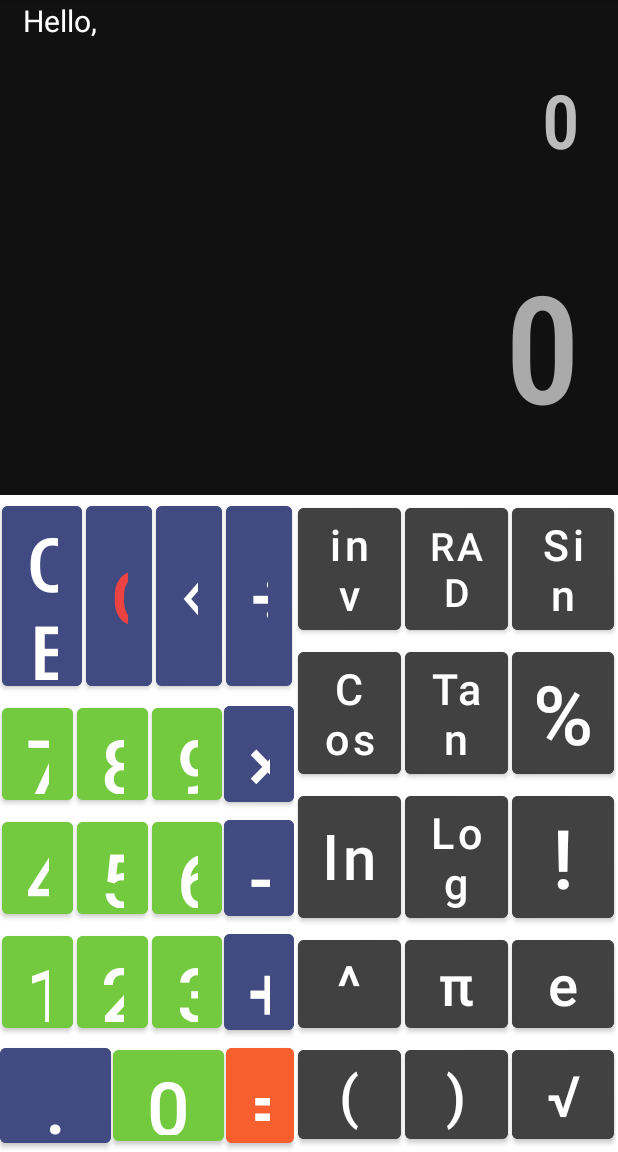
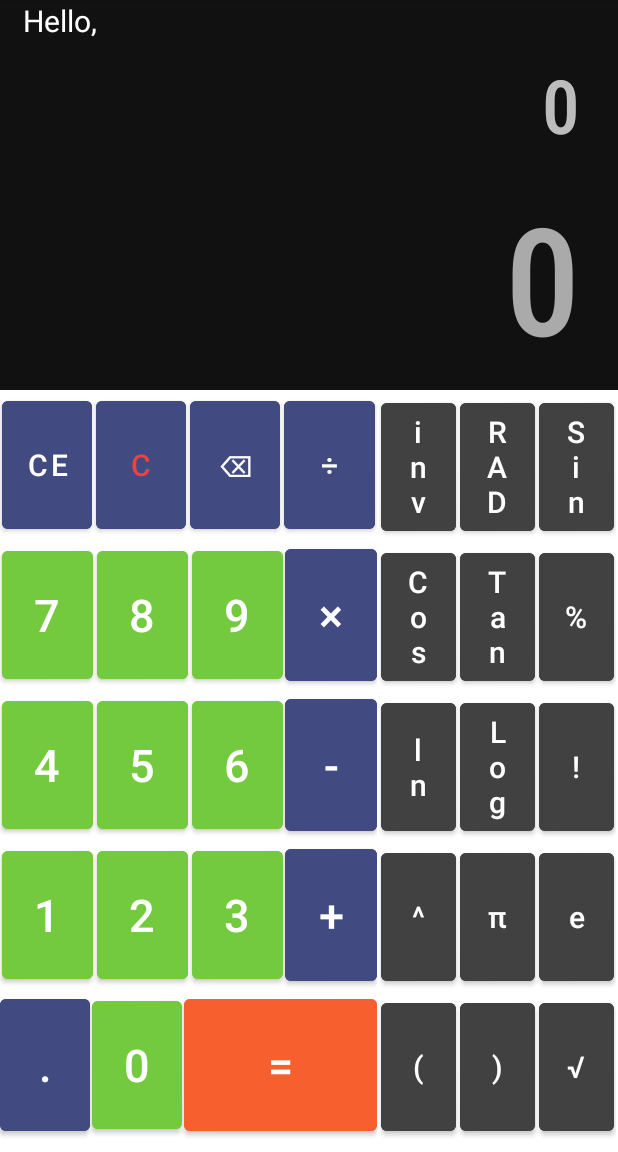
Before and after one commit to Inquisitor-16/MyCalc, an Android app: the CalculatorActivity screen opened directly, with no data from a screen before it, on a phone screen of 412 x 824 dp, the part 84-1236 px from its top. Run offline under Robolectric (Android 15) with nearby library versions, the phone set to English and light mode, and no system bars.

Commit message:
Minor changes in UI

```diff
--- a/app/src/main/res/layout/calculator.xml
+++ b/app/src/main/res/layout/calculator.xml
@@ -31,9 +31,9 @@
     <TextView
         android:id="@+id/input"
         android:layout_width="match_parent"
-        android:layout_height="100dp"
+        android:layout_height="80dp"
         android:background="#111111"
-        android:text = ""
+        android:text = "A"
         android:textSize="50sp"
         android:textColor="#DADADADA"
         android:gravity="center_vertical"
@@ -45,7 +45,7 @@
     <TextView
         android:id="@+id/output"
         android:layout_width="match_parent"
-        android:layout_height="200dp"
+        android:layout_height="150dp"
         android:background="#111111"
         android:textSize="100sp"
         android:textColor="#AAAAAA"
@@ -58,211 +58,209 @@
 
     <LinearLayout
         android:layout_width="match_parent"
-        android:layout_height="match_parent"
+        android:layout_height="500dp"
         android:orientation="horizontal">
 
         <LinearLayout
-            android:layout_width="wrap_content"
-            android:layout_height="match_parent"
+            android:layout_width="240dp"
+            android:layout_height="500dp"
             android:layout_weight="3"
             android:background="#ffffff"
             android:orientation="vertical">
             <LinearLayout
                 android:layout_width="match_parent"
-                android:layout_height="wrap_content"
+                android:layout_height="100dp"
                 android:layout_weight="1"
                 android:orientation="horizontal">
                 <Button
                     android:id="@+id/CE"
                     android:layout_weight="1"
-                    android:layout_width="wrap_content"
+                    android:layout_width="60dp"
                     android:layout_height="match_parent"
                     android:layout_margin="1dp"
                     android:text="CE"
-                    android:textSize="50sp"
+                    android:textSize="20sp"
                     android:backgroundTint="#414A81"/>
                 <Button
                     android:id="@+id/C"
                     android:layout_weight="1"
-                    android:layout_width="wrap_content"
+                    android:layout_width="60dp"
                     android:layout_height="match_parent"
                     android:layout_margin="1dp"
                     android:text="C"
-                    android:textSize="50sp"
+                    android:textSize="20sp"
                     android:textColor="#ED4242"
                     android:backgroundTint="#414A81"/>
                 <Button
                     android:id="@+id/clear"
                     android:layout_weight="1"
-                    android:layout_width="wrap_content"
+                    android:layout_width="60dp"
                     android:layout_height="match_parent"
                     android:layout_margin="1dp"
                     android:text="⌫"
-                    android:textSize="50sp"
+                    android:textSize="20sp"
                     android:backgroundTint="#414A81"/>
                 <Button
                     android:id="@+id/divide"
                     android:layout_weight="1"
-                    android:layout_width="wrap_content"
+                    android:layout_width="60dp"
                     android:layout_height="match_parent"
                     android:layout_margin="1dp"
                     android:text="÷"
-                    android:textSize="50sp"
+                    android:textSize="20sp"
                     android:backgroundTint="#414A81"/>
 
             </LinearLayout>
             <LinearLayout
                 android:layout_width="match_parent"
-                android:layout_height="wrap_content"
+                android:layout_height="100dp"
                 android:layout_weight="1"
                 android:orientation="horizontal">
                 <Button
                     android:id="@+id/btn7"
                     android:layout_weight="1"
-                    android:layout_width="wrap_content"
+                    android:layout_width="60dp"
                     android:layout_height="match_parent"
                     android:layout_margin="1dp"
                     android:text="7"
-                    android:textSize="50sp"
+                    android:textSize="30sp"
                     android:backgroundTint="#74CA3E"/>
                 <Button
                     android:id="@+id/btn8"
                     android:layout_weight="1"
-                    android:layout_width="wrap_content"
+                    android:layout_width="60dp"
                     android:layout_height="match_parent"
                     android:layout_margin="1dp"
                     android:text="8"
-                    android:textSize="50sp"
+                    android:textSize="30sp"
                     android:backgroundTint="#74CA3E"/>
                 <Button
                     android:id="@+id/btn9"
                     android:layout_weight="1"
-                    android:layout_width="wrap_content"
+                    android:layout_width="60dp"
                     android:layout_height="match_parent"
                     android:layout_margin="1dp"
                     android:text="9"
-                    android:textSize="50sp"
+                    android:textSize="30sp"
                     android:backgroundTint="#74CA3E"/>
                 <Button
                     android:id="@+id/multiply"
                     android:layout_weight="1"
-                    android:layout_width="wrap_content"
+                    android:layout_width="60dp"
                     android:layout_height="match_parent"
                     android:text="×"
-                    android:textSize="50sp"
+                    android:textSize="30sp"
                     android:backgroundTint="#414A81"/>
             </LinearLayout>
             <LinearLayout
                 android:layout_width="match_parent"
-                android:layout_height="wrap_content"
+                android:layout_height="100dp"
                 android:layout_weight="1"
                 android:orientation="horizontal">
                 <Button
                     android:id="@+id/btn4"
                     android:layout_weight="1"
-                    android:layout_width="wrap_content"
+                    android:layout_width="60dp"
                     android:layout_height="match_parent"
                     android:layout_margin="1dp"
                     android:text="4"
-                    android:textSize="50sp"
+                    android:textSize="30sp"
                     android:backgroundTint="#74CA3E"/>
                 <Button
                     android:id="@+id/btn5"
                     android:layout_weight="1"
-                    android:layout_width="wrap_content"
+                    android:layout_width="60dp"
                     android:layout_height="match_parent"
                     android:layout_margin="1dp"
                     android:text="5"
-                    android:textSize="50sp"
+                    android:textSize="30sp"
                     android:backgroundTint="#74CA3E"/>
                 <Button
                     android:id="@+id/btn6"
                     android:layout_weight="1"
-                    android:layout_width="wrap_content"
+                    android:layout_width="60dp"
                     android:layout_height="match_parent"
                     android:layout_margin="1dp"
                     android:text="6"
-                    android:textSize="50sp"
+                    android:textSize="30sp"
                     android:backgroundTint="#74CA3E"/>
                 <Button
                     android:id="@+id/subtract"
                     android:layout_weight="1"
-                    android:layout_width="wrap_content"
+                    android:layout_width="60dp"
                     android:layout_height="match_parent"
                     android:text="-"
-                    android:textSize="50sp"
+                    android:textSize="30sp"
                     android:backgroundTint="#414A81"/>
             </LinearLayout>
             <LinearLayout
                 android:layout_width="match_parent"
-                android:layout_height="wrap_content"
+                android:layout_height="100dp"
                 android:layout_weight="1"
                 android:orientation="horizontal">
                 <Button
                     android:id="@+id/btn1"
                     android:layout_weight="1"
-                    android:layout_width="wrap_content"
+                    android:layout_width="60dp"
                     android:layout_height="match_parent"
                     android:layout_margin="1dp"
                     android:text="1"
-                    android:textSize="50sp"
+                    android:textSize="30sp"
                     android:backgroundTint="#74CA3E"/>
                 <Button
                     android:id="@+id/btn2"
                     android:layout_weight="1"
-                    android:layout_width="wrap_content"
+                    android:layout_width="60dp"
                     android:layout_height="match_parent"
                     android:layout_margin="1dp"
                     android:text="2"
-                    android:textSize="50sp"
+                    android:textSize="30sp"
                     android:backgroundTint="#74CA3E"/>
                 <Button
                     android:id="@+id/btn3"
                     android:layout_weight="1"
-                    android:layout_width="wrap_content"
+                    android:layout_width="60dp"
                     android:layout_height="match_parent"
                     android:layout_margin="1dp"
                     android:text="3"
-                    android:textSize="50sp"
+                    android:textSize="30sp"
                     android:backgroundTint="#74CA3E"/>
                 <Button
                     android:id="@+id/add"
                     android:layout_weight="1"
-                    android:layout_width="wrap_content"
+                    android:layout_width="60dp"
                     android:layout_height="match_parent"
                     android:text="+"
-                    android:textSize="50sp"
+                    android:textSize="30sp"
                     android:backgroundTint="#414A81"/>
             </LinearLayout>
             <LinearLayout
                 android:layout_width="match_parent"
-                android:layout_height="wrap_content"
+                android:layout_height="100dp"
                 android:layout_weight="1"
                 android:orientation="horizontal">
                 <Button
                     android:id="@+id/btn_decimal"
-                    android:layout_weight="1"
-                    android:layout_width="wrap_content"
+                    android:layout_width="60dp"
                     android:layout_height="match_parent"
                     android:text="."
-                    android:textSize="50sp"
+                    android:textSize="30sp"
                     android:backgroundTint="#414A81"/>
                 <Button
                     android:id="@+id/btn0"
-                    android:layout_weight="1"
-                    android:layout_width="wrap_content"
+                    android:layout_width="60dp"
                     android:layout_height="match_parent"
                     android:layout_margin="1dp"
                     android:text="0"
-                    android:textSize="50sp"
+                    android:textSize="30sp"
                     android:backgroundTint="#74CA3E"/>
                 <Button
                     android:id="@+id/equals"
-                    android:layout_weight="3"
-                    android:layout_width="wrap_content"
+                    android:layout_width="60dp"
                     android:layout_height="match_parent"
+                    android:layout_weight="1"
                     android:text="="
-                    android:textSize="50sp"
+                    android:textSize="30sp"
                     android:backgroundTint="#F85F2E"/>
 
             </LinearLayout>
@@ -270,16 +268,16 @@
         </LinearLayout>
 
         <LinearLayout
-            android:layout_width="wrap_content"
-            android:layout_height="match_parent"
-            android:layout_weight="1"
+            android:layout_width="150dp"
+            android:layout_height="500dp"
+            android:layout_weight="2"
             android:layout_margin="1dp"
             android:background="#ffffff"
             android:orientation="vertical">
 
             <LinearLayout
                 android:layout_width="match_parent"
-                android:layout_height="wrap_content"
+                android:layout_height="100dp"
                 android:layout_weight="1"
                 android:orientation="horizontal">
                 <Button
@@ -288,7 +286,6 @@
                     android:layout_height="match_parent"
                     android:layout_margin="1dp"
                     android:text="inv"
-                    android:autoSizeTextType="uniform"
                     android:textAllCaps="false"
                     android:textSize="20sp"
                     android:backgroundTint="#414141"/>
@@ -298,7 +295,6 @@
                     android:layout_height="match_parent"
                     android:layout_margin="1dp"
                     android:text="RAD"
-                    android:autoSizeTextType="uniform"
                     android:textAllCaps="false"
                     android:textSize="20sp"
                     android:backgroundTint="#414141"/>
@@ -308,7 +304,6 @@
                     android:layout_height="match_parent"
                     android:layout_margin="1dp"
                     android:text="Sin"
-                    android:autoSizeTextType="uniform"
                     android:textAllCaps="false"
                     android:textSize="20sp"
                     android:backgroundTint="#414141"/>
@@ -317,7 +312,7 @@
 
             <LinearLayout
                 android:layout_width="match_parent"
-                android:layout_height="wrap_content"
+                android:layout_height="100dp"
                 android:layout_weight="1"
                 android:orientation="horizontal">
                 <Button
@@ -326,7 +321,6 @@
                     android:layout_height="match_parent"
                     android:layout_margin="1dp"
                     android:text="Cos"
-                    android:autoSizeTextType="uniform"
                     android:textAllCaps="false"
                     android:textSize="20sp"
                     android:backgroundTint="#414141"/>
@@ -336,7 +330,6 @@
                     android:layout_height="match_parent"
                     android:layout_margin="1dp"
                     android:text="Tan"
-                    android:autoSizeTextType="uniform"
                     android:textAllCaps="false"
                     android:textSize="20sp"
                     android:backgroundTint="#414141"/>
@@ -347,7 +340,6 @@
                     android:layout_height="match_parent"
                     android:layout_margin="1dp"
                     android:text="%"
-                    android:autoSizeTextType="uniform"
                     android:textAllCaps="false"
                     android:textSize="20sp"
                     android:backgroundTint="#414141"/>
@@ -356,7 +348,7 @@
 
             <LinearLayout
                 android:layout_width="match_parent"
-                android:layout_height="wrap_content"
+                android:layout_height="100dp"
                 android:layout_weight="1"
                 android:orientation="horizontal">
                 <Button
@@ -365,7 +357,6 @@
                     android:layout_height="match_parent"
                     android:layout_margin="1dp"
                     android:text="ln"
-                    android:autoSizeTextType="uniform"
                     android:textAllCaps="false"
                     android:textSize="20sp"
                     android:backgroundTint="#414141"/>
@@ -375,7 +366,6 @@
                     android:layout_height="match_parent"
                     android:layout_margin="1dp"
                     android:text="Log"
-                    android:autoSizeTextType="uniform"
                     android:textAllCaps="false"
                     android:textSize="20sp"
                     android:backgroundTint="#414141"/>
@@ -385,7 +375,6 @@
                     android:layout_height="match_parent"
                     android:layout_margin="1dp"
                     android:text="!"
-                    android:autoSizeTextType="uniform"
                     android:textAllCaps="false"
                     android:textSize="20sp"
                     android:backgroundTint="#414141"/>
@@ -394,7 +383,7 @@
 
             <LinearLayout
                 android:layout_width="match_parent"
-                android:layout_height="wrap_content"
+                android:layout_height="100dp"
                 android:layout_weight="1"
                 android:orientation="horizontal">
                 <Button
@@ -403,7 +392,6 @@
                     android:layout_height="match_parent"
                     android:layout_margin="1dp"
                     android:text="^"
-                    android:autoSizeTextType="uniform"
                     android:textAllCaps="false"
                     android:textSize="20sp"
                     android:backgroundTint="#414141"/>
@@ -413,7 +401,6 @@
                     android:layout_height="match_parent"
                     android:layout_margin="1dp"
                     android:text="π"
-                    android:autoSizeTextType="uniform"
                     android:textAllCaps="false"
                     android:textSize="20sp"
                     android:backgroundTint="#414141"/>
@@ -423,7 +410,6 @@
                     android:layout_height="match_parent"
                     android:layout_margin="1dp"
                     android:text="e"
-                    android:autoSizeTextType="uniform"
                     android:textAllCaps="false"
                     android:textSize="20sp"
                     android:backgroundTint="#414141"/>
@@ -432,7 +418,7 @@
 
             <LinearLayout
                 android:layout_width="match_parent"
-                android:layout_height="wrap_content"
+                android:layout_height="100dp"
                 android:layout_weight="1"
                 android:orientation="horizontal">
                 <Button
@@ -442,7 +428,6 @@
                     android:layout_height="match_parent"
                     android:layout_margin="1dp"
                     android:text="("
-                    android:autoSizeTextType="uniform"
                     android:textAllCaps="false"
                     android:textSize="20sp"
                     android:backgroundTint="#414141"/>
@@ -453,7 +438,6 @@
                     android:layout_height="match_parent"
                     android:layout_margin="1dp"
                     android:text=")"
-                    android:autoSizeTextType="uniform"
                     android:textAllCaps="false"
                     android:textSize="20sp"
                     android:backgroundTint="#414141"/>
@@ -463,7 +447,6 @@
                     android:layout_height="match_parent"
                     android:layout_margin="1dp"
                     android:text="√"
-                    android:autoSizeTextType="uniform"
                     android:textAllCaps="false"
                     android:textSize="20sp"
                     android:backgroundTint="#414141"/>
```
